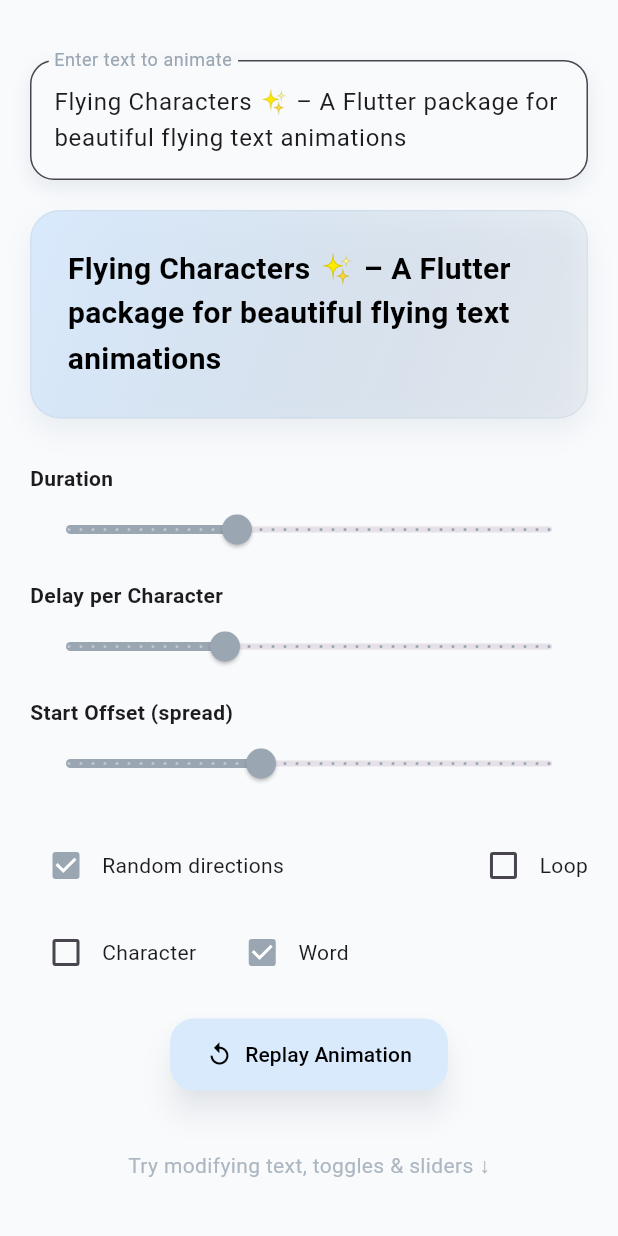
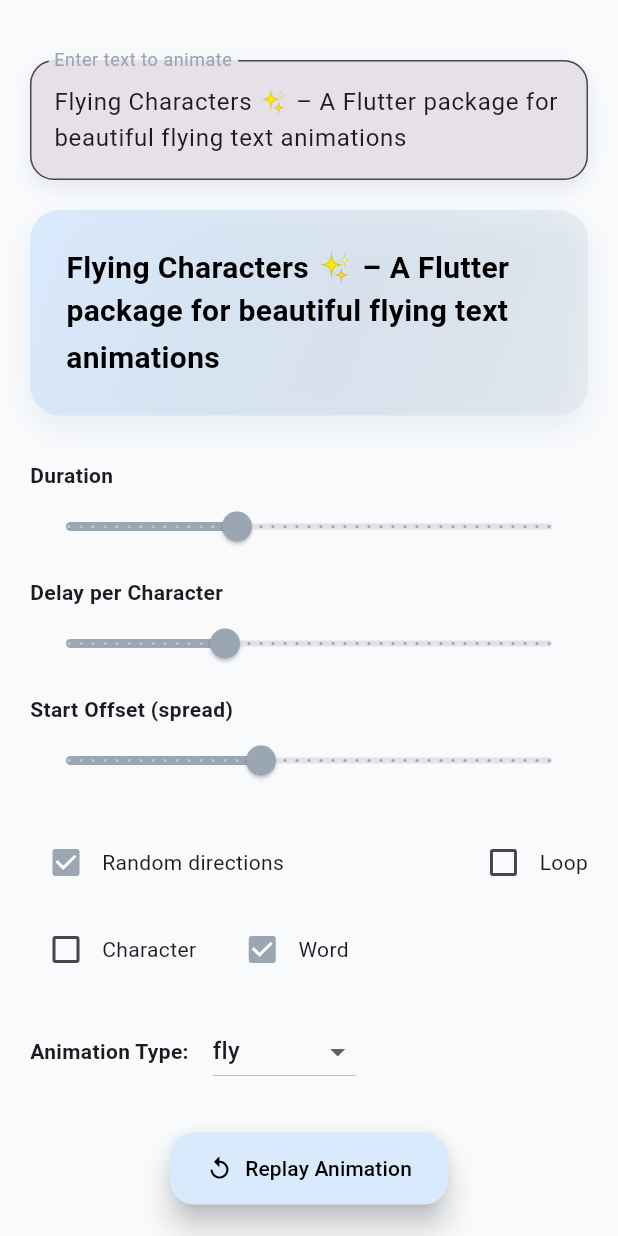
Before and after one commit to ASHISH1317/flying_characters, a Flutter app: the screen it shows after launch, on a phone screen of 412 x 824 dp. Run offline on Flutter 3.47's test engine with Material 3 defaults, Android fonts, the phone set to English and light mode, and no system bars.

Commit message:
Add FlyingAnimationType enum for customizable animation effects

```diff
--- a/example/lib/main.dart
+++ b/example/lib/main.dart
@@ -15,28 +15,42 @@ class FlyingCharactersDemo extends StatefulWidget {
 class _FlyingCharactersDemoState extends State<FlyingCharactersDemo> {
   String text =
       "Flying Characters ✨ – A Flutter package for beautiful flying text animations";
+
+  // Duration
   Duration duration = const Duration(milliseconds: 700);
+
+  // Delay
   Duration delay = const Duration(milliseconds: 50);
+
+  // offset
   double offset = 32;
+
+  // Random
   bool random = true;
+
+  // Loop
   bool loop = false;
+
+  // Seed
   int seed = 7;
 
   // Type mode state
   FlyingCharactersMode typeMode = FlyingCharactersMode.word;
 
+  // Animation type
+  FlyingAnimationType animationType = FlyingAnimationType.fly;
+
+  // Input controller
   final inputCtrl = TextEditingController(
     text:
         "Flying Characters ✨ – A Flutter package for beautiful flying text animations",
   );
 
-  void refresh() {
-    setState(() => seed++); // new seed triggers animation rebuild
-  }
+  // Refresh
+  void refresh() => setState(() => seed++);
 
   @override
   Widget build(BuildContext context) {
-    // Define palette
     const Color lightBlue = Color(0xFFD9EAFD);
     const Color offWhite = Color(0xFFF8FAFC);
     const Color blueGrey = Color(0xFFBCCCDC);
@@ -55,9 +69,11 @@ class _FlyingCharactersDemoState extends State<FlyingCharactersDemo> {
             padding: const EdgeInsets.all(20),
             child: Column(
               children: [
-                SizedBox(height: 20),
+                const SizedBox(height: 20),
 
-                /// 🔤 Editable text
+                ////////////////////////////////////////////////////////////////////////////
+                ///  Text input box
+                ////////////////////////////////////////////////////////////////////////////
                 Container(
                   decoration: BoxDecoration(
                     color: offWhite,
@@ -84,21 +100,23 @@ class _FlyingCharactersDemoState extends State<FlyingCharactersDemo> {
                         borderRadius: BorderRadius.circular(16),
                         borderSide: BorderSide(color: lightBlue, width: 2),
                       ),
-                      fillColor: offWhite,
                       filled: true,
                     ),
                     onChanged: (v) => setState(() => text = v),
                   ),
                 ),
+
                 const SizedBox(height: 20),
 
-                /// 🌟 Animation Widget Preview
+                ////////////////////////////////////////////////////////////////////////////
+                ///  Preview Area
+                ////////////////////////////////////////////////////////////////////////////
                 Container(
                   width: double.infinity,
                   padding: const EdgeInsets.all(24),
                   decoration: BoxDecoration(
                     gradient: LinearGradient(
-                      colors: [lightBlue, blueGrey.withValues(alpha: 0.2)],
+                      colors: [lightBlue, blueGrey.withValues(alpha: .2)],
                       begin: Alignment.topLeft,
                       end: Alignment.bottomRight,
                     ),
@@ -110,10 +128,9 @@ class _FlyingCharactersDemoState extends State<FlyingCharactersDemo> {
                         offset: const Offset(0, 8),
                       ),
                     ],
-                    border: Border.all(color: blueGrey.withValues(alpha: 0.3)),
                   ),
                   child: FlyingCharacters(
-                    key: ValueKey(seed),
+                    key: ValueKey("$seed-$animationType"),
                     text: text,
                     duration: duration,
                     perItemDelay: delay,
@@ -121,6 +138,10 @@ class _FlyingCharactersDemoState extends State<FlyingCharactersDemo> {
                     randomDirections: random,
                     loop: loop,
                     mode: typeMode,
+
+                    // << NEW
+                    animationType: animationType,
+
                     style: const TextStyle(
                       fontSize: 20,
                       fontWeight: FontWeight.bold,
@@ -131,23 +152,24 @@ class _FlyingCharactersDemoState extends State<FlyingCharactersDemo> {
 
                 const SizedBox(height: 30),
 
-                /// 🎛 Controls Panel
+                ////////////////////////////////////////////////////////////////////////////
+                /// Sliders
+                ////////////////////////////////////////////////////////////////////////////
                 _slider(
                   "Duration",
                   duration.inMilliseconds.toDouble(),
                   2000,
-                  (v) => setState(() {
-                    duration = Duration(milliseconds: v.toInt());
-                  }),
+                  (v) => setState(
+                    () => duration = Duration(milliseconds: v.toInt()),
+                  ),
                   darkGrey,
                 ),
                 _slider(
                   "Delay per Character",
                   delay.inMilliseconds.toDouble(),
                   150,
-                  (v) => setState(() {
-                    delay = Duration(milliseconds: v.toInt());
-                  }),
+                  (v) =>
+                      setState(() => delay = Duration(milliseconds: v.toInt())),
                   darkGrey,
                 ),
                 _slider(
@@ -160,7 +182,9 @@ class _FlyingCharactersDemoState extends State<FlyingCharactersDemo> {
 
                 const SizedBox(height: 10),
 
-                /// ✅ Random & Loop checkboxes
+                ////////////////////////////////////////////////////////////////////////////
+                /// Checkboxes
+                ////////////////////////////////////////////////////////////////////////////
                 Row(
                   children: [
                     Checkbox(
@@ -171,8 +195,8 @@ class _FlyingCharactersDemoState extends State<FlyingCharactersDemo> {
                     const Text("Random directions"),
                     const Spacer(),
                     Checkbox(
+                      value: loop,
                       activeColor: darkGrey,
-                      value: loop,
                       onChanged: (v) => setState(() => loop = v!),
                     ),
                     const Text("Loop"),
@@ -181,30 +205,25 @@ class _FlyingCharactersDemoState extends State<FlyingCharactersDemo> {
 
                 const SizedBox(height: 10),
 
-                /// 🔤 Type Mode checkboxes (Character / Word)
+                ////////////////////////////////////////////////////////////////////////////
+                /// Word / Character mode
+                ////////////////////////////////////////////////////////////////////////////
                 Row(
                   children: [
                     Checkbox(
                       value: typeMode == FlyingCharactersMode.character,
-                      onChanged: (v) {
-                        if (v == true) {
-                          setState(
-                            () => typeMode = FlyingCharactersMode.character,
-                          );
-                        }
-                      },
                       activeColor: darkGrey,
+                      onChanged: (v) => setState(
+                        () => typeMode = FlyingCharactersMode.character,
+                      ),
                     ),
                     const Text("Character"),
                     const SizedBox(width: 20),
                     Checkbox(
                       value: typeMode == FlyingCharactersMode.word,
-                      onChanged: (v) {
-                        if (v == true) {
-                          setState(() => typeMode = FlyingCharactersMode.word);
-                        }
-                      },
                       activeColor: darkGrey,
+                      onChanged: (v) =>
+                          setState(() => typeMode = FlyingCharactersMode.word),
                     ),
                     const Text("Word"),
                   ],
@@ -212,9 +231,35 @@ class _FlyingCharactersDemoState extends State<FlyingCharactersDemo> {
 
                 const SizedBox(height: 20),
 
-                /// 🔁 Restart animation
+                ////////////////////////////////////////////////////////////////////////////
+                /// Animation Type Selector
+                ////////////////////////////////////////////////////////////////////////////
+                Row(
+                  children: [
+                    const Text(
+                      "Animation Type:",
+                      style: TextStyle(fontWeight: FontWeight.bold),
+                    ),
+                    const SizedBox(width: 16),
+                    DropdownButton<FlyingAnimationType>(
+                      value: animationType,
+                      onChanged: (v) => setState(() => animationType = v!),
+                      items: FlyingAnimationType.values.map((a) {
+                        return DropdownMenuItem(value: a, child: Text(a.name));
+                      }).toList(),
+                    ),
+                  ],
+                ),
+
+                const SizedBox(height: 30),
+
                 ElevatedButton.icon(
                   onPressed: refresh,
+                  icon: const Icon(Icons.replay, color: Colors.black),
+                  label: const Text(
+                    "Replay Animation",
+                    style: TextStyle(color: Colors.black),
+                  ),
                   style: ElevatedButton.styleFrom(
                     padding: const EdgeInsets.symmetric(
                       horizontal: 24,
@@ -225,20 +270,14 @@ class _FlyingCharactersDemoState extends State<FlyingCharactersDemo> {
                     shape: RoundedRectangleBorder(
                       borderRadius: BorderRadius.circular(16),
                     ),
-                    shadowColor: darkGrey.withValues(alpha: 0.25),
                     elevation: 8,
-                  ),
-                  icon: const Icon(Icons.replay, color: Colors.black),
-                  label: const Text(
-                    "Replay Animation",
-                    style: TextStyle(color: Colors.black),
                   ),
                 ),
 
                 const SizedBox(height: 40),
                 Text(
                   "Try modifying text, toggles & sliders ↓",
-                  style: TextStyle(color: darkGrey.withValues(alpha: 0.8)),
+                  style: TextStyle(color: darkGrey.withValues(alpha: .8)),
                 ),
               ],
             ),
@@ -248,7 +287,6 @@ class _FlyingCharactersDemoState extends State<FlyingCharactersDemo> {
     );
   }
 
-  /// Reusable slider widget
   Widget _slider(
     String title,
     double value,
@@ -258,7 +296,7 @@ class _FlyingCharactersDemoState extends State<FlyingCharactersDemo> {
   ) {
     return Column(
       crossAxisAlignment: CrossAxisAlignment.start,
-      children: <Widget>[
+      children: [
         Text(title, style: const TextStyle(fontWeight: FontWeight.bold)),
         Slider(
           value: value,
--- a/lib/flying_characters.dart
+++ b/lib/flying_characters.dart
@@ -22,3 +22,6 @@ export 'src/flying_characters_widget.dart';
 
 /// Exposes the [FlyingCharactersMode] enum for word/character animation modes.
 export 'src/flying_characters_mode.dart';
+
+/// Exposes the [FlyingAnimationType] enum for word/character animation modes.
+export 'src/flying_animation_type.dart';
--- /dev/null
+++ b/lib/src/flying_animation_type.dart
@@ -0,0 +1,22 @@
+/// Defines the visual transition style applied to each character/token
+/// during animation in `FlyingCharacters`.
+///
+/// Each type produces a different entry effect when text appears.
+enum FlyingAnimationType {
+
+  /// Characters enter from random positions and "fly" into place.
+  /// A dynamic motion-based animation — energetic & playful.
+  fly,
+
+  /// Characters fade in softly with a subtle blur effect.
+  /// Smooth, elegant — great for gentle UI/hero text reveals.
+  fadeBlur,
+
+  /// Text elements flip along the 3D axis before settling.
+  /// Adds depth and perspective — visually attention-grabbing.
+  flip3d,
+
+  /// Characters swirl/float in a wavy motion before landing.
+  /// Whimsical, light feeling — good for creative or fun themes.
+  swirlFloat,
+}
--- a/lib/src/flying_characters_widget.dart
+++ b/lib/src/flying_characters_widget.dart
@@ -1,5 +1,7 @@
 import 'dart:math';
+import 'dart:ui';
 import 'package:flutter/material.dart';
+import 'package:flying_characters/src/flying_animation_type.dart';
 import 'package:flying_characters/src/flying_characters_mode.dart';
 import 'package:flying_characters/src/text_utils.dart';
 import 'glyph_anim.dart';
@@ -44,6 +46,7 @@ class FlyingCharacters extends StatefulWidget {
     this.overflow = TextOverflow.visible,
     this.randomSeed = 7,
     this.mode = FlyingCharactersMode.word,
+    this.animationType = FlyingAnimationType.fly,
   });
 
   /// The text to animate.
@@ -93,6 +96,9 @@ class FlyingCharacters extends StatefulWidget {
 
   /// Random seed for deterministic randomization.
   final int randomSeed;
+
+  /// Flying animation type
+  final FlyingAnimationType animationType;
 
   @override
   State<FlyingCharacters> createState() => _FlyingCharactersState();
@@ -233,21 +239,77 @@ class _FlyingCharactersState extends State<FlyingCharacters>
               animation: anim.animation,
               builder: (_, __) {
                 final t = anim.animation.value;
-                final offset = Offset.lerp(anim.initialOffset, Offset.zero, t)!;
 
-                return Opacity(
-                  opacity: t,
-                  child: Transform.translate(
-                    offset: offset,
-                    child: Text(
-                      anim.text,
-                      style: style,
-                      textScaler: TextScaler.linear(
-                        widget.textScaleFactor ?? 1,
+                switch (widget.animationType) {
+                  ///---------------------------------------------------------
+                  /// 1. Classic Fade & Blur 🟦
+                  ///---------------------------------------------------------
+                  case FlyingAnimationType.fadeBlur:
+                    final blur = (1 - t) * 6; // reduce blur over time
+                    return Opacity(
+                      opacity: t,
+                      child: ImageFiltered(
+                        imageFilter: ImageFilter.blur(
+                          sigmaX: blur,
+                          sigmaY: blur,
+                        ),
+                        child: Transform.translate(
+                          offset: Offset(0, (1 - t) * 10),
+                          // slight upward float
+                          child: Text(anim.text, style: style),
+                        ),
                       ),
-                    ),
-                  ),
-                );
+                    );
+
+                  ///---------------------------------------------------------
+                  /// 2. 3D Flip Animation 🟥
+                  ///---------------------------------------------------------
+                  case FlyingAnimationType.flip3d:
+                    return Transform(
+                      transform: Matrix4.identity()
+                        ..setEntry(3, 2, 0.001)
+                        ..rotateY((1 - t) * 1.5) // flip effect
+                        ..rotateX((1 - t) * 0.3),
+                      alignment: Alignment.center,
+                      child: Opacity(
+                        opacity: t,
+                        child: Text(anim.text, style: style),
+                      ),
+                    );
+
+                  ///---------------------------------------------------------
+                  /// 3. Swirl & Float Animation 🟩
+                  ///---------------------------------------------------------
+                  case FlyingAnimationType.swirlFloat:
+                    final swirl = sin(t * pi) * 10;
+                    return Transform.translate(
+                      offset: Offset(swirl, (1 - t) * -30), // float upward
+                      child: Transform.rotate(
+                        angle: (1 - t) * pi / 2, // swirl rotation
+                        child: Opacity(
+                          opacity: t,
+                          child: Text(anim.text, style: style),
+                        ),
+                      ),
+                    );
+
+                  ///---------------------------------------------------------
+                  /// Default – Your Original Flying Offset Animation
+                  ///---------------------------------------------------------
+                  default:
+                    final offset = Offset.lerp(
+                      anim.initialOffset,
+                      Offset.zero,
+                      t,
+                    )!;
+                    return Opacity(
+                      opacity: t,
+                      child: Transform.translate(
+                        offset: offset,
+                        child: Text(anim.text, style: style),
+                      ),
+                    );
+                }
               },
             ),
           );
```
